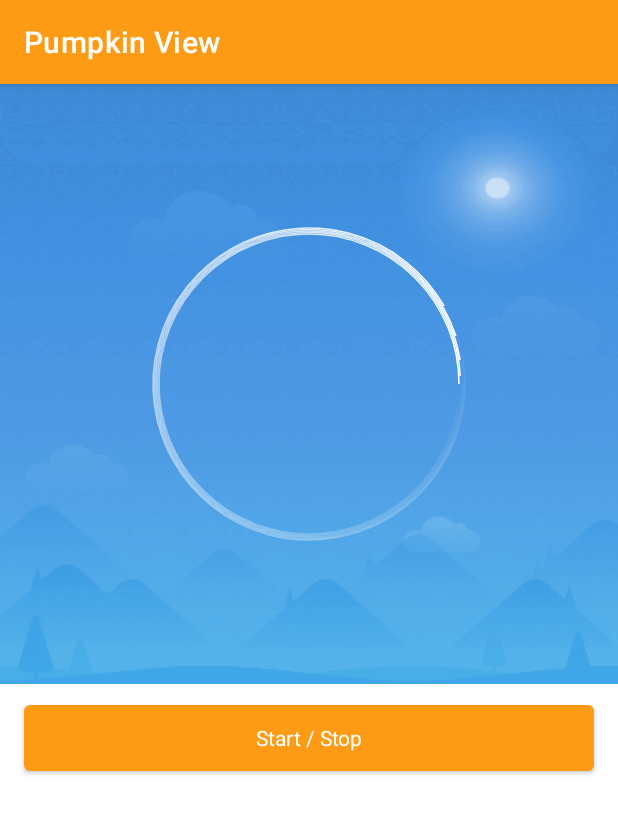
After one commit to chuwuwang/open-android-view, an Android app: the CometProgressBarActivity screen opened directly, with no data from a screen before it, on a phone screen of 412 x 824 dp. The commit adds this screen. Shown: the top 814 px of the screen. Run offline under Robolectric (Android 15) with nearby library versions, the phone set to English and light mode, and no system bars.

Commit message:
feat: add CometProgressBar

```diff
--- a/app/src/main/AndroidManifest.xml
+++ b/app/src/main/AndroidManifest.xml
@@ -27,6 +27,9 @@
         <activity android:name=".ui.image.ImageActivity" />
         <activity android:name=".ui.image.GraphicsVerifyViewActivity" />
 
+        <activity android:name=".ui.progressbar.ProgressBarActivity" />
+        <activity android:name=".ui.progressbar.CometProgressBarActivity" />
+
         <activity android:name=".ui.container.ContainerActivity" />
         <activity android:name=".ui.container.MarqueeLayoutActivity" />
         <activity android:name=".ui.container.FlipStereoLayoutActivity" />
--- /dev/null
+++ b/app/src/main/java/com/cat/view/customize/progressbar/CometProgressBar.java
@@ -0,0 +1,209 @@
+package com.cat.view.customize.progressbar;
+
+import android.animation.Animator;
+import android.animation.AnimatorListenerAdapter;
+import android.animation.ObjectAnimator;
+import android.animation.ValueAnimator;
+import android.content.Context;
+import android.content.res.TypedArray;
+import android.graphics.Canvas;
+import android.graphics.Color;
+import android.graphics.Paint;
+import android.graphics.Path;
+import android.graphics.SweepGradient;
+import android.util.AttributeSet;
+import android.util.Log;
+import android.view.View;
+import android.view.ViewTreeObserver;
+import android.view.animation.LinearInterpolator;
+
+import androidx.annotation.Nullable;
+
+import com.cat.view.R;
+
+import java.util.Locale;
+
+/**
+ * 模仿彗星形状的 ProgressBar
+ */
+public class CometProgressBar extends View {
+
+    private static final String TAG = "CometProgressBar";
+
+    // 默认有5层圆圈
+    private static final int DEFAULT_COUNT = 5;
+    private static final int DEFAULT_ANGLE_OFFSET = 3;
+    private static final int DEFAULT_COLOR = Color.BLACK;
+    private static final float DEFAULT_STROKE_WIDTH = 2;
+
+    private Paint mPaint;
+
+    private int mCx;
+    private int mCY;
+    private int mCount;
+    private int mToColor;
+    private int mFromColor;
+    private int mAngleOffset;
+    private float mRadius;
+    private float mStrokeWidth = 6;
+
+    private ValueAnimator mValueAnimator;
+    private OnUpdateListener mUpdateListener;
+
+    public CometProgressBar(Context context) {
+        super(context);
+        init(null);
+    }
+
+    public CometProgressBar(Context context, @Nullable AttributeSet attrs) {
+        super(context, attrs);
+        init(attrs);
+    }
+
+    private void init(AttributeSet attrs) {
+        mCount = DEFAULT_COUNT;
+        mToColor = Color.WHITE;
+        mFromColor = Color.BLACK;
+        mAngleOffset = DEFAULT_ANGLE_OFFSET;
+        if (attrs != null) {
+            TypedArray t = getContext().getTheme().obtainStyledAttributes(attrs, R.styleable.ProgressBar, 0, 0);
+            try {
+                int strokeWidth = dip2px(DEFAULT_STROKE_WIDTH);
+                mCount = t.getInt(R.styleable.ProgressBar_progressbar_count, DEFAULT_COUNT);
+                mToColor = t.getColor(R.styleable.ProgressBar_progressbar_toColor, Color.WHITE);
+                mFromColor = t.getColor(R.styleable.ProgressBar_progressbar_fromColor, Color.BLACK);
+                mRadius = t.getDimension(R.styleable.ProgressBar_progressbar_radius, 0);
+                mStrokeWidth = t.getDimension(R.styleable.ProgressBar_progressbar_strokeWidth, strokeWidth);
+                mAngleOffset = t.getInt(R.styleable.ProgressBar_progressbar_angleOffset, DEFAULT_ANGLE_OFFSET);
+            } finally {
+                t.recycle();
+            }
+        }
+
+        mPaint = new Paint();
+        mPaint.setStyle(Paint.Style.STROKE);
+        mPaint.setStrokeWidth(mStrokeWidth);
+        mPaint.setStrokeCap(Paint.Cap.ROUND);
+        getViewTreeObserver().addOnPreDrawListener(
+            new ViewTreeObserver.OnPreDrawListener() {
+
+                @Override
+                public boolean onPreDraw() {
+                    mCx = getWidth() / 2;
+                    mCY = getHeight() / 2;
+                    // 扫描是顺时针的
+                    SweepGradient shader = new SweepGradient(mCx, mCY, mToColor, mFromColor);
+                    mPaint.setShader(shader);
+                    float t = mCx > mCY ? mCY - mStrokeWidth : mCx - mStrokeWidth;
+                    if (mRadius == 0 || mRadius > t) {
+                        mRadius = t;
+                    }
+                    String msg = String.format(Locale.US, "onPreDraw width: %d, height: %d, radius: %f", getWidth(), getHeight(), mRadius);
+                    Log.i(TAG, msg);
+                    getViewTreeObserver().removeOnPreDrawListener(this);
+                    return true;
+                }
+
+            }
+        );
+    }
+
+    @Override
+    protected void onDraw(Canvas canvas) {
+        canvas.save();
+        int offset = 0;
+        for (int i = 0; i < mCount; i++) {
+            canvas.rotate(offset, mCx, mCY);
+            float t = mRadius + mStrokeWidth * i;
+            Path path = new Path();
+            path.addArc(mCx - t, mCY - t, mCx + t, mCY + t, 0, -350);
+            canvas.drawPath(path, mPaint);
+            offset -= mAngleOffset;
+        }
+        canvas.restore();
+    }
+
+    public void setFromColor(int color) {
+        this.mFromColor = color;
+        SweepGradient sweep = new SweepGradient(mCx, mCY, mToColor, mFromColor);
+        mPaint.setShader(sweep);
+        if (getParent() != null) invalidate();
+    }
+
+    public void setToColor(int color) {
+        this.mToColor = color;
+        SweepGradient sweep = new SweepGradient(mCx, mCY, mToColor, mFromColor);
+        mPaint.setShader(sweep);
+        if (getParent() != null) invalidate();
+    }
+
+    public void setRadius(float radius) {
+        this.mRadius = radius;
+        if (getParent() != null) invalidate();
+    }
+
+    public float getRadius() {
+        return this.mRadius;
+    }
+
+    public void start() {
+        if (mValueAnimator == null) {
+            LinearInterpolator interpolator = new LinearInterpolator();
+            mValueAnimator = ObjectAnimator.ofFloat(this, "rotation", 0, 360).setDuration(2000);
+            mValueAnimator.setRepeatMode(ValueAnimator.RESTART);
+            mValueAnimator.setRepeatCount(ValueAnimator.INFINITE);
+            mValueAnimator.setInterpolator(interpolator);
+            mValueAnimator.addUpdateListener(
+                animation -> {
+
+                    float value = (float) animation.getAnimatedValue();
+                    if (mUpdateListener != null) {
+                        mUpdateListener.update(value);
+                    }
+
+                }
+            );
+            mValueAnimator.addListener(
+                new AnimatorListenerAdapter() {
+
+                    @Override
+                    public void onAnimationEnd(Animator animation) {
+                        if (mUpdateListener != null) mUpdateListener.end();
+                    }
+
+                    @Override
+                    public void onAnimationStart(Animator animation) {
+                        if (mUpdateListener != null) mUpdateListener.start();
+                    }
+
+                }
+            );
+        }
+        mValueAnimator.start();
+    }
+
+    public void end() {
+        boolean isRunning = mValueAnimator != null && mValueAnimator.isRunning();
+        if (isRunning) mValueAnimator.end();
+    }
+
+    public void setUpdateListener(OnUpdateListener listener) {
+        this.mUpdateListener = listener;
+    }
+
+    public interface OnUpdateListener {
+
+        void update(float value);
+
+        void start();
+
+        void end();
+
+    }
+
+    private int dip2px(float dipValue) {
+        float destiny = getContext().getResources().getDisplayMetrics().density;
+        return (int) (dipValue * destiny + 0.5f);
+    }
+
+}
--- a/app/src/main/java/com/cat/view/ui/MainActivity.kt
+++ b/app/src/main/java/com/cat/view/ui/MainActivity.kt
@@ -14,6 +14,7 @@ import com.cat.view.ui.animation.AnimationActivity
 import com.cat.view.ui.container.ContainerActivity
 import com.cat.view.ui.draw1.Draw1Activity
 import com.cat.view.ui.image.ImageActivity
+import com.cat.view.ui.progressbar.ProgressBarActivity
 import com.cat.view.ui.text.TextActivity
 import com.cat.view.utils.openActivity
 
@@ -40,6 +41,8 @@ class MainActivity : AppCompatActivity() {
         var article = Article("Text View", R.drawable.ic_start_up_text)
         list.add(article)
         article = Article("Image View", R.drawable.ic_start_up_image)
+        list.add(article)
+        article = Article("ProgressBar", R.drawable.ic_start_up_progressbar)
         list.add(article)
         article = Article("Container Layout", R.drawable.ic_start_up_container)
         list.add(article)
@@ -76,6 +79,8 @@ class MainActivity : AppCompatActivity() {
                 openActivity<Draw1Activity>()
             } else if (item.text == "Image View") {
                 openActivity<ImageActivity>()
+            } else if (item.text == "ProgressBar") {
+                openActivity<ProgressBarActivity>()
             }
         }
 
--- /dev/null
+++ b/app/src/main/java/com/cat/view/ui/progressbar/CometProgressBarActivity.kt
@@ -0,0 +1,41 @@
+package com.cat.view.ui.progressbar
+
+import com.cat.view.customize.progressbar.CometProgressBar
+import com.cat.view.databinding.ActivityProgressbarCometBinding
+import com.cat.view.ui.ViewBindingActivity
+
+class CometProgressBarActivity : ViewBindingActivity<ActivityProgressbarCometBinding>() {
+
+    private var rotate: Boolean = false
+
+    override fun init() {
+        initView()
+    }
+
+    private fun initView() {
+        val listener = object : CometProgressBar.OnUpdateListener {
+
+            override fun update(value: Float) {
+                binding.cometView.start(value)
+            }
+
+            override fun start() {
+            }
+
+            override fun end() {
+                binding.cometView.end()
+            }
+
+        }
+        binding.progressBar.setUpdateListener(listener)
+        binding.btnStart.setOnClickListener {
+            rotate = ! rotate
+            if (rotate) {
+                binding.progressBar.start()
+            } else {
+                binding.progressBar.end()
+            }
+        }
+    }
+
+}
--- /dev/null
+++ b/app/src/main/res/layout/activity_progressbar_comet.xml
@@ -0,0 +1,45 @@
+<?xml version="1.0" encoding="utf-8"?>
+<LinearLayout xmlns:android="http://schemas.android.com/apk/res/android"
+    xmlns:app="http://schemas.android.com/apk/res-auto"
+    android:layout_width="match_parent"
+    android:layout_height="match_parent"
+    android:orientation="vertical">
+
+    <RelativeLayout
+        android:layout_width="match_parent"
+        android:layout_height="400dp"
+        android:background="@drawable/ic_start_up_progressbar">
+
+        <com.cat.view.customize.progressbar.CometProgressBar
+            android:id="@+id/progress_bar"
+            android:layout_width="240dp"
+            android:layout_height="240dp"
+            android:layout_centerInParent="true"
+            app:progressbar_fromColor="@android:color/white"
+            app:progressbar_radius="100dp"
+            app:progressbar_strokeWidth="1dp"
+            app:progressbar_toColor="@android:color/transparent" />
+
+        <com.cat.view.customize.animation.particle.CometView
+            android:id="@+id/comet_view"
+            android:layout_width="240dp"
+            android:layout_height="240dp"
+            android:layout_centerInParent="true"
+            app:comet_distance="100dip" />
+
+    </RelativeLayout>
+
+    <com.google.android.material.button.MaterialButton
+        android:id="@+id/btn_start"
+        android:layout_width="match_parent"
+        android:layout_height="56dp"
+        android:layout_marginStart="16dp"
+        android:layout_marginTop="8dp"
+        android:layout_marginEnd="16dp"
+        android:gravity="center"
+        android:text="Start / Stop"
+        android:textAppearance="?android:attr/textAppearance"
+        android:textColor="@android:color/white"
+        android:textSize="14sp" />
+
+</LinearLayout>
```
Also changed, not shown: app/src/main/java/com/cat/view/ui/progressbar/ProgressBarActivity.kt (added, +17 -0 lines), app/src/main/res/layout/activity_progressbar_main.xml (added, +20 -0 lines), app/src/main/res/values/attrs.xml (+16 -7 lines), app/src/main/res/drawable-xxhdpi/ic_start_up_progressbar.png (added), 1 other file.
